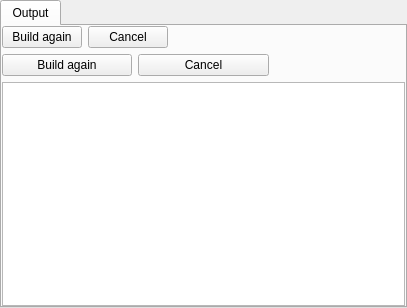
Old version of the form addons/katebuild-plugin/build.ui in the repository KDE/kate.
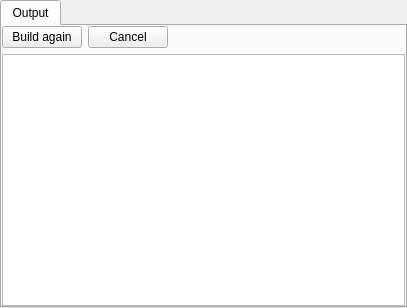
New version of the form.

Commit message: Add colors and clickable links for info/warning/errors in build output

What changed in the file:
```diff
--- a/addons/katebuild-plugin/build.ui
+++ b/addons/katebuild-plugin/build.ui
@@ -87,32 +87,7 @@
         </layout>
        </item>
        <item>
-        <layout class="QHBoxLayout" name="extraLineLayout">
-         <item>
-          <widget class="QPushButton" name="buildAgainButton2">
-           <property name="text">
-            <string>Build again</string>
-           </property>
-          </widget>
-         </item>
-         <item>
-          <widget class="QPushButton" name="cancelBuildButton2">
-           <property name="text">
-            <string>Cancel</string>
-           </property>
-          </widget>
-         </item>
-         <item>
-          <widget class="QLabel" name="buildStatusLabel2">
-           <property name="text">
-            <string/>
-           </property>
-          </widget>
-         </item>
-        </layout>
-       </item>
-       <item>
-        <widget class="QPlainTextEdit" name="plainTextEdit">
+        <widget class="QTextBrowser" name="textBrowser">
          <property name="readOnly">
           <bool>true</bool>
          </property>
```
Left out of the diff: 3 changed lines with no effect on the pictures. The commit also changes 4 other files.
